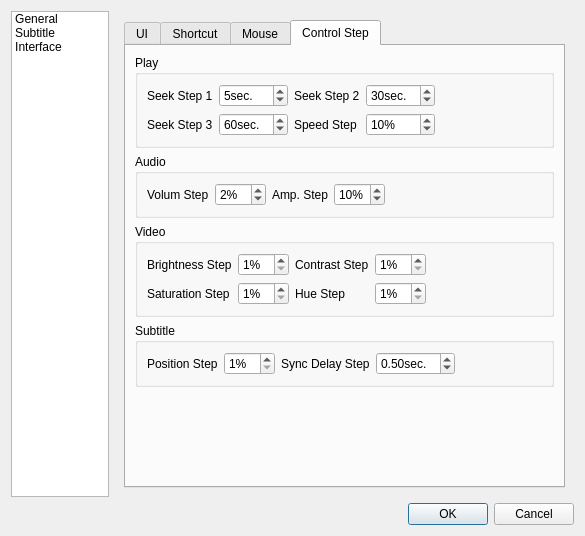
Qt form ui/pref_dialog.ui (bylee20/cmplayer-kldp.net) before a commit.
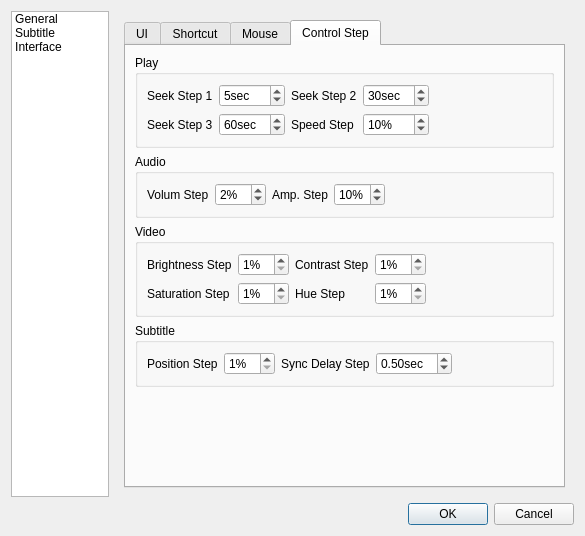
The same form after that commit. The open tabs and pages were chosen to show the change. Icons and pictures are not drawn. Custom widgets are drawn as their Qt base class.

```diff
--- a/ui/pref_dialog.ui
+++ b/ui/pref_dialog.ui
@@ -909,7 +909,7 @@
                 <item row="0" column="1">
                  <widget class="QSpinBox" name="seek1">
                   <property name="suffix">
-                   <string>sec.</string>
+                   <string>sec</string>
                   </property>
                   <property name="minimum">
                    <number>1</number>
@@ -935,7 +935,7 @@
                 <item row="0" column="3">
                  <widget class="QSpinBox" name="seek2">
                   <property name="suffix">
-                   <string>sec.</string>
+                   <string>sec</string>
                   </property>
                   <property name="minimum">
                    <number>1</number>
@@ -971,7 +971,7 @@
                 <item row="1" column="1">
                  <widget class="QSpinBox" name="seek3">
                   <property name="suffix">
-                   <string>sec.</string>
+                   <string>sec</string>
                   </property>
                   <property name="minimum">
                    <number>1</number>
@@ -1258,7 +1258,7 @@
                 <item row="0" column="3">
                  <widget class="QDoubleSpinBox" name="sync">
                   <property name="suffix">
-                   <string>sec.</string>
+                   <string>sec</string>
                   </property>
                   <property name="minimum">
                    <double>0.010000000000000</double>
```
